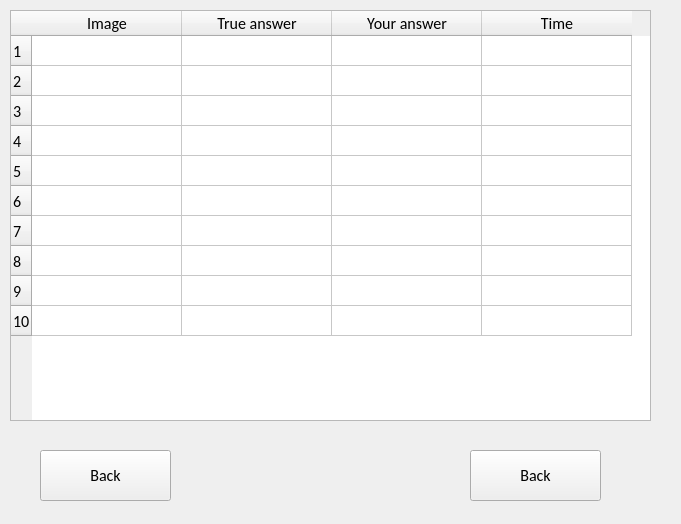
Old version of the form Interface/AfterFirstInterface.ui in the repository MichailKon/EmotionTrainer.
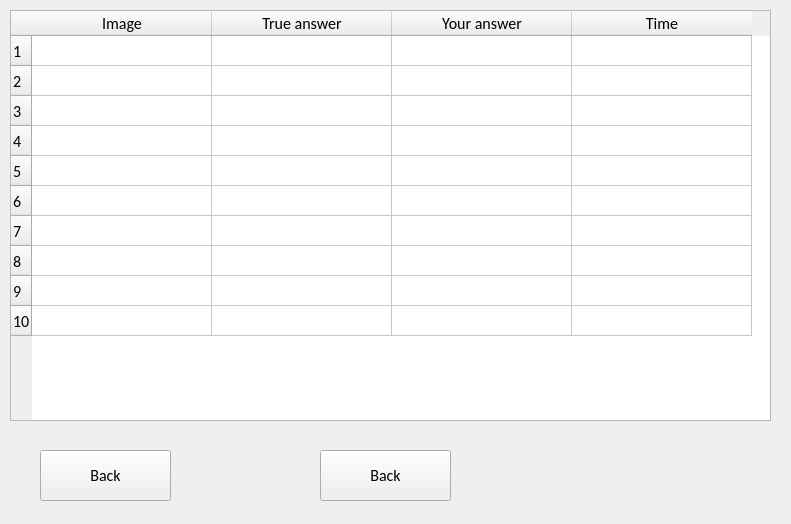
New version of the form.

```diff
--- a/Interface/AfterFirstInterface.ui
+++ b/Interface/AfterFirstInterface.ui
@@ -6,7 +6,7 @@
    <rect>
     <x>0</x>
     <y>0</y>
-    <width>681</width>
+    <width>791</width>
     <height>524</height>
    </rect>
   </property>
@@ -18,7 +18,7 @@
     <rect>
      <x>10</x>
      <y>10</y>
-     <width>641</width>
+     <width>761</width>
      <height>411</height>
     </rect>
    </property>
@@ -28,6 +28,12 @@
      <pointsize>12</pointsize>
     </font>
    </property>
+   <property name="editTriggers">
+    <set>QAbstractItemView::NoEditTriggers</set>
+   </property>
+   <property name="gridStyle">
+    <enum>Qt::SolidLine</enum>
+   </property>
    <property name="rowCount">
     <number>10</number>
    </property>
@@ -41,7 +47,7 @@
     <bool>false</bool>
    </attribute>
    <attribute name="horizontalHeaderDefaultSectionSize">
-    <number>150</number>
+    <number>180</number>
    </attribute>
    <attribute name="verticalHeaderHighlightSections">
     <bool>true</bool>
@@ -99,7 +105,7 @@
   <widget class="QPushButton" name="ToAfterFirst">
    <property name="geometry">
     <rect>
-     <x>470</x>
+     <x>320</x>
      <y>450</y>
      <width>131</width>
      <height>51</height>
```
